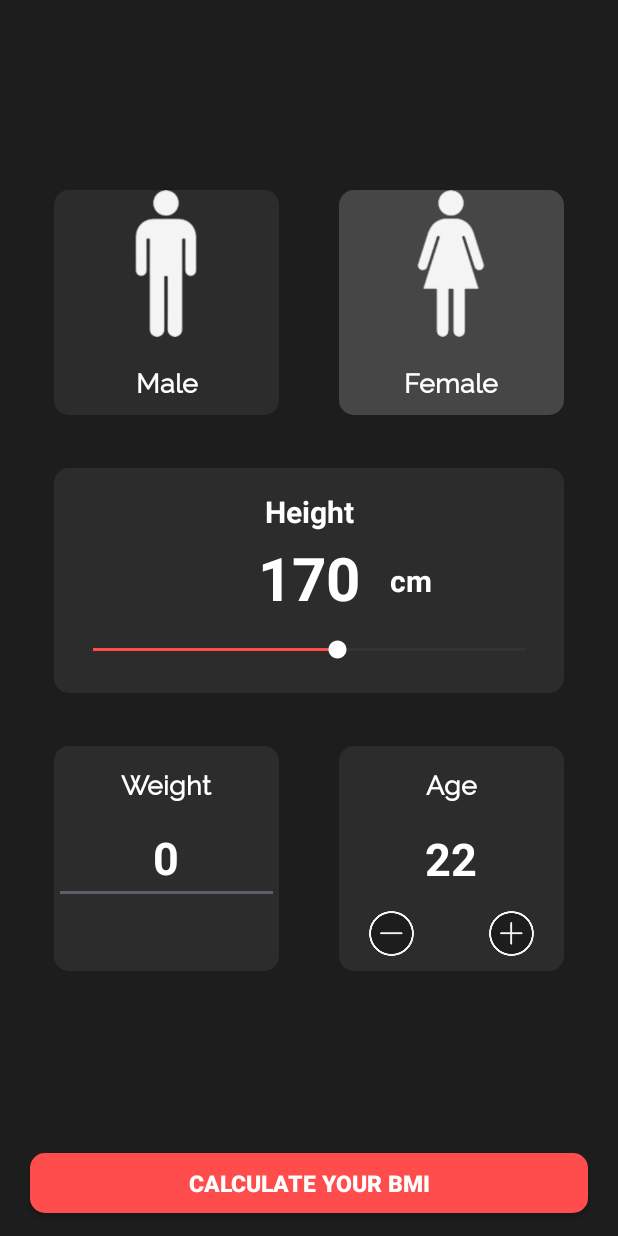
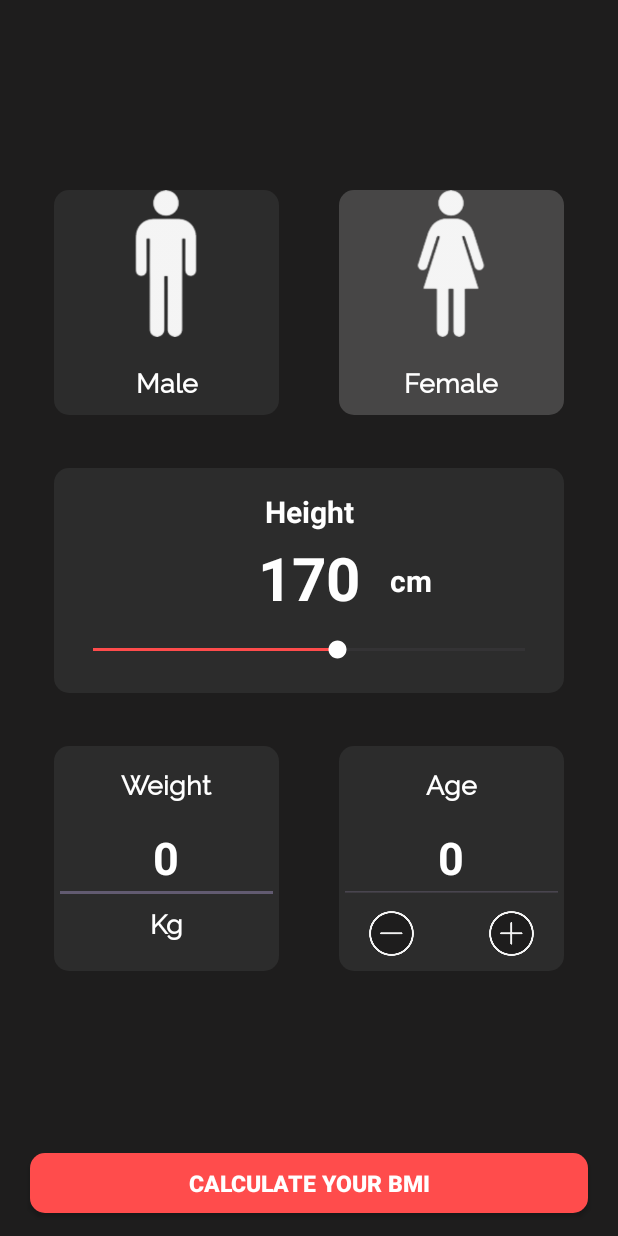
Before and after one commit to CarlosRiggio/Android_Fitness_APP, an Android app: the BMIActivity screen opened directly, with no data from a screen before it, after a tap on an icon or button, on a phone screen of 412 x 824 dp. Run offline under Robolectric (Android 15) with nearby library versions, the phone set to English and light mode, and no system bars; 3 other taps on this screen came first.

Commit message:
Fixed some bug due to the NumberFormatException (now we can Handle it)
Missing:
- perseverance
- txt recording
- home button

```diff
--- a/app/src/main/java/fitness/com/BMIActivity.java
+++ b/app/src/main/java/fitness/com/BMIActivity.java
@@ -21,12 +21,12 @@ public class BMIActivity extends AppCompatActivity {
     RelativeLayout male, female;
 
     double weight = 55;
-    int age = 22;
+    int age;
     int currentprogress;
     String string_progress = "170";
     String typeofuser = "0";
     String string_weight = "55";
-    String string_age = "22";
+    String string_age;
 
     @Override
     protected void onCreate(Bundle savedInstanceState) {
@@ -98,9 +98,18 @@ public class BMIActivity extends AppCompatActivity {
         incrementage.setOnClickListener(new View.OnClickListener() {
             @Override
             public void onClick(View v) {
+                try {
+                    string_age = currentage.getText().toString();
+                    age = Integer.parseInt(string_age);
+
                     age ++;
                     string_age = String.valueOf(age);
                     currentage.setText(string_age);
+                }
+                catch (NumberFormatException exception)
+                {
+                    Toast.makeText(getApplicationContext(),"Insert all of the data",Toast.LENGTH_SHORT).show();
+                }
             }
         });
 
@@ -108,21 +117,31 @@ public class BMIActivity extends AppCompatActivity {
         decrementage.setOnClickListener(new View.OnClickListener() {
             @Override
             public void onClick(View v) {
+                try {
+                    string_age = currentage.getText().toString();
+                    age = Integer.parseInt(string_age);
+
                     age --;
                     string_age = String.valueOf(age);
                     currentage.setText(string_age);
                 }
+                catch (NumberFormatException exception)
+                {
+                    Toast.makeText(getApplicationContext(),"Insert all of the data",Toast.LENGTH_SHORT).show();
+                }
+
+            }
         });
-
 
     }
 
     public void openBMIResult(View view){
 
+
+        try {
             // getting the weight
             string_weight = currentweight.getText().toString();
             weight = Double.parseDouble(string_weight);
-
             if(typeofuser.equals("0"))
             {
                 Toast.makeText(getApplicationContext(),"Select Your Gender First",Toast.LENGTH_SHORT).show();
@@ -151,4 +170,9 @@ public class BMIActivity extends AppCompatActivity {
 
             }
         }
+        catch (NumberFormatException exception)
+        {
+            Toast.makeText(getApplicationContext(),"Insert all of the data",Toast.LENGTH_SHORT).show();
         }
+    }
+}
--- a/app/src/main/res/layout/activity_bmiactivity.xml
+++ b/app/src/main/res/layout/activity_bmiactivity.xml
@@ -144,6 +144,20 @@
             android:textAlignment="center">
         </EditText>
 
+        <TextView
+            android:layout_width="match_parent"
+            android:layout_height="wrap_content"
+            android:textColor="@color/white"
+            android:text="Kg"
+            android:fontFamily="@font/raleway"
+            android:textAlignment="center"
+            android:textStyle="bold"
+            android:textSize="18sp"
+            android:layout_marginTop="15dp"
+            android:layout_alignParentBottom="true"
+            android:layout_marginBottom="20dp">
+        </TextView>
+
 
     </RelativeLayout>
 
@@ -174,17 +188,21 @@
             android:layout_marginTop="15dp">
         </TextView>
 
-        <TextView
+        <EditText
+            android:id="@+id/current_age"
             android:layout_width="match_parent"
             android:layout_height="wrap_content"
-            android:id="@+id/current_age"
-            android:text="22"
+            android:layout_centerInParent="true"
+            android:hint="insert"
+            android:inputType="number"
+            android:text="0"
+            android:textAlignment="center"
             android:textColor="@color/white"
+            android:textColorHint="#fce1dc"
             android:textSize="30sp"
-            android:textStyle="bold"
-            android:layout_centerInParent="true"
-            android:textAlignment="center">
-        </TextView>
+            android:textStyle="bold">
+
+        </EditText>
 
         <!--creating the minus icon-->
         <RelativeLayout
```
Lines whose indentation alone changed are shown as unchanged.
